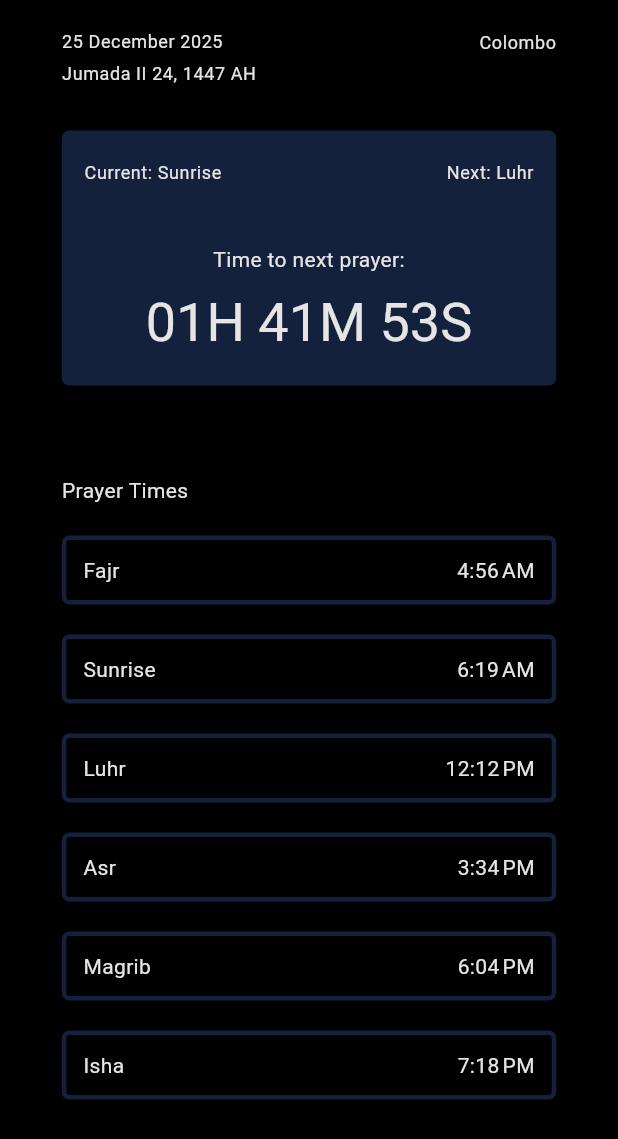
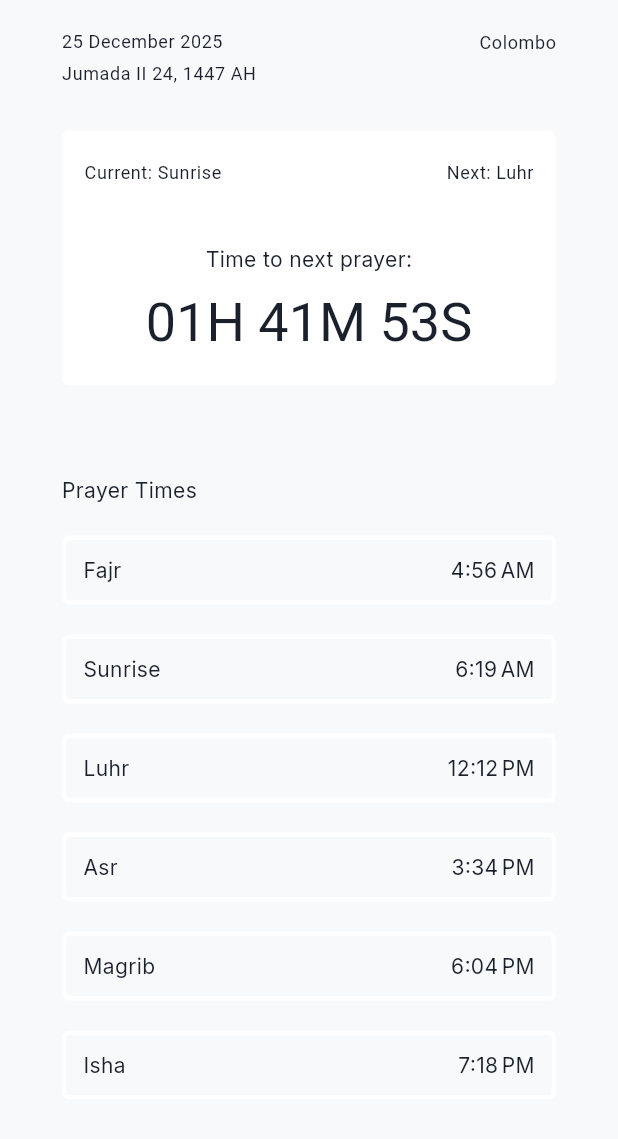
Before and after one commit to sfshameem5/prayer-times-flutter, a Flutter app: the screen it shows after launch, on a phone screen of 412 x 824 dp. Shown: the top 1139 px of the screen. Run offline on Flutter 3.47's test engine with Material 3 defaults, Android fonts, the phone set to English and light mode, and no system bars; our stand-ins replace flutter_local_notifications, google_fonts, timezone; missing offline and left inert: workmanager.

Commit message:
misc: basic light/dark mode support

```diff
--- a/lib/config/theme.dart
+++ b/lib/config/theme.dart
@@ -2,57 +2,37 @@ import 'package:flutter/material.dart';
 import 'package:google_fonts/google_fonts.dart';
 
 class AppTheme {
+  // Hex Colors from your React Native project
+  static const Color appOrange = Color(0xFFFB8500);
+  static const Color appBlue = Color(0xFF0288D1);
+  static const Color darkText = Color(0xFF1A202C);
+  static const Color navySurface = Color(0xFF14213D);
+
   static ThemeData get lightTheme {
     return ThemeData(
       useMaterial3: true,
       brightness: Brightness.light,
-
-      // Defining the core color palette
-      colorScheme: const ColorScheme(
-        brightness: Brightness.light,
-        primary: Color(0xFF14213D),
-        // Prussian Blue
+      colorScheme: const ColorScheme.light(
+        primary: appOrange,
         onPrimary: Colors.white,
-
-        secondary: Color(0xFFFCA311),
-        // Orange / Gold
-        onSecondary: Colors.black,
-
-        // Black text for contrast on gold
+        secondary: appBlue,
+        onSecondary: Colors.white,
         surface: Colors.white,
-        // Cards and Dialogs
-        onSurface: Color(0xFF000000),
-
-        // Black text
-        error: Colors.redAccent,
-        onError: Colors.white,
+        onSurface: darkText, // Matches your RN light mode text
       ),
-
-      // Customizing specific components for a "Premium" feel
-      appBarTheme: const AppBarTheme(
-        backgroundColor: Color(0xFF14213D), // Prussian Blue
-        foregroundColor: Colors.white, // White text/icons
-        elevation: 0,
-      ),
-
-      floatingActionButtonTheme: const FloatingActionButtonThemeData(
-        backgroundColor: Color(0xFFFCA311), // Gold Accent
-        foregroundColor: Colors.black,
-      ),
-
+      scaffoldBackgroundColor: const Color(0xFFF8F9FA),
       cardTheme: CardThemeData(
         color: Colors.white,
-        elevation: 2,
-        shape: RoundedRectangleBorder(borderRadius: BorderRadius.circular(12)),
+        elevation: 0,
+        shape: RoundedRectangleBorder(
+          borderRadius: BorderRadius.circular(16),
+          side: BorderSide(color: Colors.grey.shade200),
+        ),
       ),
-
       textTheme: GoogleFonts.interTextTheme(
         const TextTheme(
-          displayLarge: TextStyle(
-            color: Colors.black,
-            fontWeight: FontWeight.bold,
-          ),
-          // bodyLarge: TextStyle(color: Colors.black),
+          bodyLarge: TextStyle(color: darkText),
+          bodyMedium: TextStyle(color: darkText),
         ),
       ),
     );
@@ -62,47 +42,29 @@ class AppTheme {
     return ThemeData(
       useMaterial3: true,
       brightness: Brightness.dark,
-
-      colorScheme: const ColorScheme(
-        brightness: Brightness.dark,
-        primary: Color(0xFF14213D),
-        // Prussian Blue
+      scaffoldBackgroundColor: Colors.black, // True black background
+      colorScheme: const ColorScheme.dark(
+        primary: appOrange,
         onPrimary: Colors.white,
-
-        secondary: Color(0xFFFCA311),
-        // Gold Accent
-        onSecondary: Colors.black,
-
-        // In Dark Mode, surfaces are slightly lighter than the background
-        surface: Color(0xFF14213D),
-        // Dark Navy surfaces
-        onSurface: Color(0xFFE5E5E5),
-
-        // Alabaster text
-        error: Colors.redAccent,
-        onError: Colors.white,
+        secondary:
+            appOrange, // In your RN dark mode, everything uses orange accents
+        surface: navySurface, // Navy cards on black background
+        onSurface: Colors.white,
       ),
-
+      cardTheme: CardThemeData(
+        color: navySurface,
+        elevation: 0,
+        shape: RoundedRectangleBorder(borderRadius: BorderRadius.circular(16)),
+      ),
       appBarTheme: const AppBarTheme(
         backgroundColor: Colors.black,
-        foregroundColor: Color(
-          0xFFFCA311,
-        ), // Gold titles in dark mode look great
+        foregroundColor: appOrange,
         elevation: 0,
       ),
-
-      cardTheme: CardThemeData(
-        color: const Color(0xFF14213D), // Navy cards on black background
-        shape: RoundedRectangleBorder(borderRadius: BorderRadius.circular(12)),
-      ),
-
       textTheme: GoogleFonts.interTextTheme(
         const TextTheme(
-          displayLarge: TextStyle(
-            color: Colors.white,
-            fontWeight: FontWeight.bold,
-          ),
           bodyLarge: TextStyle(color: Colors.white),
+          bodyMedium: TextStyle(color: Colors.white),
         ),
       ),
     );
--- a/lib/features/prayers/presentation/widgets/countdown_timer.dart
+++ b/lib/features/prayers/presentation/widgets/countdown_timer.dart
@@ -21,7 +21,7 @@ class CountdownTimer extends StatelessWidget {
                 child: FractionallySizedBox(
                   child: Container(
                     decoration: BoxDecoration(
-                      color: Theme.of(context).colorScheme.primary,
+                      color: Theme.of(context).cardTheme.color,
                       borderRadius: BorderRadius.circular(5),
                     ),
                     child: Column(
@@ -35,8 +35,14 @@ class CountdownTimer extends StatelessWidget {
                           child: Row(
                             mainAxisAlignment: MainAxisAlignment.spaceBetween,
                             children: [
-                              Text("Current: ${model.currentPrayer.name}", style: textStyle),
-                              Text("Next: ${model.nextPrayer.name}", style: textStyle),
+                              Text(
+                                "Current: ${model.currentPrayer.name}",
+                                style: textStyle,
+                              ),
+                              Text(
+                                "Next: ${model.nextPrayer.name}",
+                                style: textStyle,
+                              ),
                             ],
                           ),
                         ),
--- a/lib/features/prayers/presentation/widgets/prayer_card.dart
+++ b/lib/features/prayers/presentation/widgets/prayer_card.dart
@@ -1,7 +1,7 @@
 import 'package:flutter/material.dart';
 
 class PrayerCard extends StatelessWidget {
-  const PrayerCard({super.key, required this.name, required this.time });
+  const PrayerCard({super.key, required this.name, required this.time});
 
   final String name;
   final String time;
@@ -10,10 +10,7 @@ class PrayerCard extends StatelessWidget {
   Widget build(BuildContext context) {
     return Container(
       decoration: BoxDecoration(
-        border: Border.all(
-          width: 3,
-          color: Theme.of(context).colorScheme.primary,
-        ),
+        border: Border.all(width: 3, color: Theme.of(context).cardColor),
         borderRadius: BorderRadius.circular(5),
       ),
       child: Row(
@@ -36,7 +33,7 @@ class PrayerCard extends StatelessWidget {
                           ),
                         ),
                         Text(
-                         time,
+                          time,
                           style: TextStyle(
                             color: Theme.of(context).colorScheme.onSurface,
                           ),
--- a/lib/main.dart
+++ b/lib/main.dart
@@ -29,13 +29,10 @@ class MyApp extends StatelessWidget {
   Widget build(BuildContext context) {
     return MaterialApp(
       title: 'Prayer Times',
-      theme: AppTheme.darkTheme,
+      theme: AppTheme.lightTheme,
       darkTheme: AppTheme.darkTheme,
-      themeMode: ThemeMode.dark,
-      home: Scaffold(
-        body: SafeArea(child: PrayerView()),
-        backgroundColor: Colors.black,
-      ),
+      themeMode: ThemeMode.system,
+      home: Scaffold(body: SafeArea(child: PrayerView())),
     );
   }
 }
```
